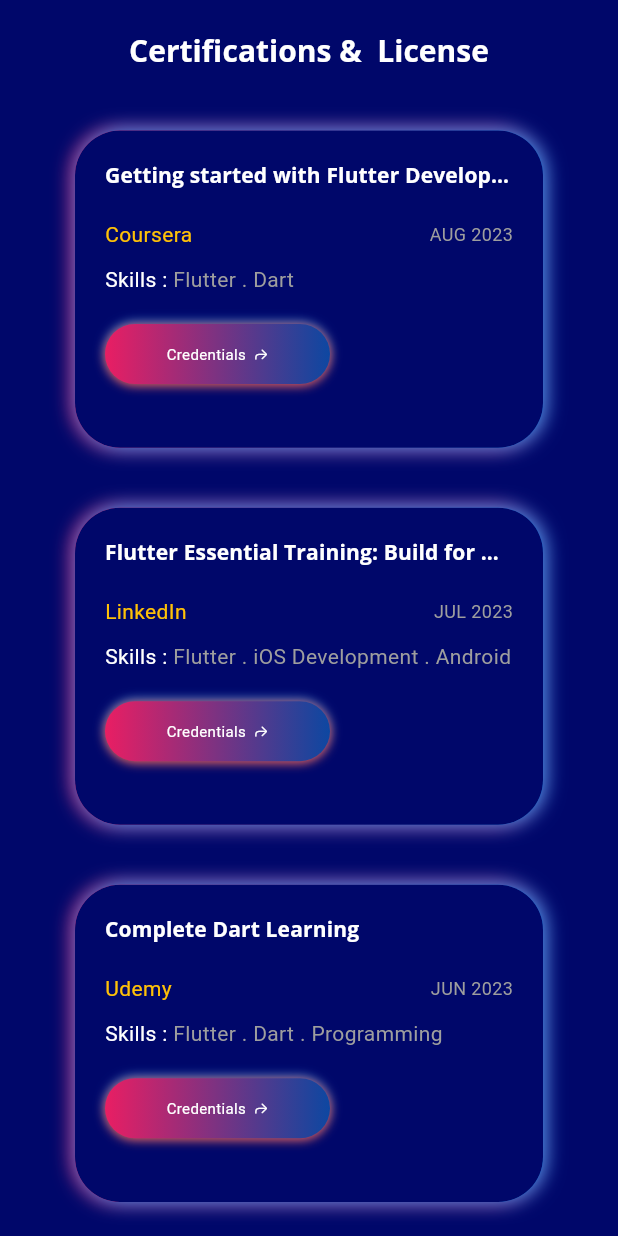
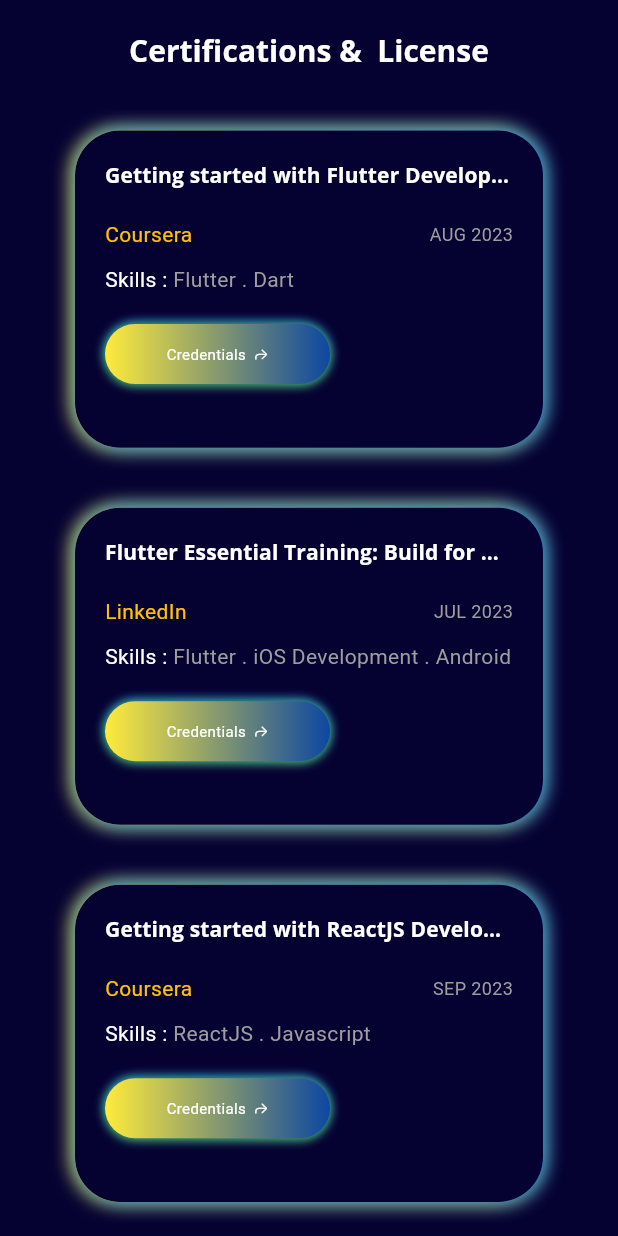
Before and after one commit to maagyei04/My_Portfolio, a Flutter app: the Certifications screen opened directly, on a phone screen of 412 x 824 dp. Run offline on Flutter 3.47's test engine with Material 2 defaults, Android fonts, the phone set to English and light mode, and no system bars; our stand-ins replace flutter_svg, font_awesome_flutter, get, google_fonts, photo_view.

Commit message:
made changes to the media queiries

```diff
--- a/lib/model/certificate_model.dart
+++ b/lib/model/certificate_model.dart
@@ -20,77 +20,77 @@
     organization: 'Coursera',
     date: 'AUG 2023',
     skills: 'Flutter . Dart',
-    credential:  'https://www.coursera.org/account/accomplishments/certificate/HQ4LFHSF4LKZ',
+    credential:  '',
   ),
   CertificateModel(
     name: 'Flutter Essential Training: Build for Multiple Platforms',
     organization: 'LinkedIn',
     date: 'JUL 2023',
     skills: 'Flutter . iOS Development . Android Development',
-    credential:  'https://www.linkedin.com/learning/certificates/450fc4e2f495726aea50a067caf586869ccf0cb92ebcc5a4c7b5648a95754a8f',
+    credential:  '',
+  ),
+  CertificateModel(
+    name: 'Getting started with ReactJS Development',
+    organization: 'Coursera',
+    date: 'SEP 2023',
+    skills: 'ReactJS . Javascript',
+    credential:  '',
   ),
   CertificateModel(
     name: 'Complete Dart Learning',
     organization: 'Udemy',
     date: 'JUN 2023',
     skills: 'Flutter . Dart . Programming',
-    credential:  'https://www.udemy.com/certificate/UC-5b01c756-0d20-4342-94e6-9d5860d1c95e/',
+    credential:  '',
   ),
   CertificateModel(
     name: 'Flutter REST Movie App',
     organization: 'Udemy',
     date: 'AUG 2023',
     skills: 'Flutter . Rest API\'s . Cloud',
-    credential:  'https://www.udemy.com/certificate/UC-22efc7ca-3df5-4f26-8025-4a1bd2672f19/',
+    credential:  '',
   ),
   CertificateModel(
     name: 'Modularizing and Organizing Flutter Code',
     organization: 'LinkedIn',
     date: 'JUL 2023',
     skills: 'Flutter . Clean Architecture',
-    credential:  'https://www.linkedin.com/learning/certificates/686276fa42629d4f1291da79ea46bfde0222954b60297a2e728c770768f23407',
+    credential:  '',
+  ),
+    CertificateModel(
+    name: 'Complete Laravel Basics',
+    organization: 'Coursera',
+    date: 'AUG 2023',
+    skills: 'Laravel . PHP',
+    credential:  '',
   ),
   CertificateModel(
     name: 'Powering Your App with Live Web Data',
     organization: 'LinkedIn',
     date: 'JUL 2023',
     skills: 'Flutter . Dart . Firebase . API\'s',
-    credential:  'https://www.linkedin.com/learning/certificates/643f05463ae529f24bd9ea66a6ead9a20469bdb875a9ddda048c698eda3ee7c1',
+    credential:  '',
   ),
   CertificateModel(
     name: 'Firebase Cloud Firestore',
     organization: 'LinkedIn',
     date: 'JUL 2023',
     skills: 'Flutter . Dart . Firebase . FireStore',
-    credential:  'https://www.linkedin.com/learning/certificates/8f8be25531d2bcdbab1972482150277f9a239a13ba4d314c0574638bf28d07d2',
+    credential:  '',
   ),
   CertificateModel(
     name: 'Android App Security',
     organization: 'LinkedIn',
     date: 'JUL 2023',
     skills: 'Pentesting . Android App',
-    credential:  'https://www.linkedin.com/learning/certificates/1c6581b35d06edfbd6275d09e84b068e813880bf7d217b703716962d7aca3518',
-  ),
-  CertificateModel(
-    name: 'Foundations of Cybersecurity',
-    organization: 'Grow with Google on Coursera',
-    date: 'JUL 2023',
-    skills: 'Ethical Hacking . Linux . Cyber Security ',
-    credential:  'https://coursera.org/share/67e5cb0dd7c478f1d7ec81079c3a40b8',
+    credential:  '',
   ),
   CertificateModel(
     name: 'HTML, CSS, and Javascript for Web Developers',
     organization: 'JUL Coursera',
     date: 'JUL 2023',
     skills: 'HTML . CSS . JS . Web Development',
-    credential:  'https://coursera.org/share/67e5cb0dd7c478f1d7ec81079c3a40b8',
-  ),
-  CertificateModel(
-    name: 'Network Defense Essentials (NDE)',
-    organization: 'EC-Council',
-    date: 'JUL 2023',
-    skills: 'Cyber Security . Networking ',
-    credential:  'https://codered.eccouncil.org/certificate/43a2d2a7-40ed-4230-9e65-a9aa0935e651?logged=false',
+    credential:  '',
   ),
 
 
--- a/lib/res/constants.dart
+++ b/lib/res/constants.dart
@@ -3,5 +3,5 @@
 const secondaryColor = Color.fromARGB(255, 250, 213, 0);
 const darkColor = Color.fromARGB(255, 148, 156, 0);
 const bodyTextColor = Color(0xFF8B8B8D);
-const bgColor = Color.fromARGB(255, 0, 7, 106);
+const bgColor = Color.fromARGB(255, 5, 1, 49);
 const defaultPadding = 20.0;
--- a/lib/view/certifications/components/certificates_details.dart
+++ b/lib/view/certifications/components/certificates_details.dart
@@ -72,13 +72,13 @@
                         borderRadius: BorderRadius.circular(30),
                         gradient: LinearGradient(
                             colors: [
-                              Colors.pink,
+                              Colors.yellow,
                               Colors.blue.shade900,
                             ]
                         ),
                         boxShadow:const [
                           BoxShadow(color: Colors.blue,offset: Offset(0, -1),blurRadius: 5),
-                          BoxShadow(color: Colors.red,offset: Offset(0, 1),blurRadius: 5),
+                          BoxShadow(color: Colors.green,offset: Offset(0, 1),blurRadius: 5),
                         ]
                     ),
                     child: const Row(
--- a/lib/view/certifications/components/certification_grid.dart
+++ b/lib/view/certifications/components/certification_grid.dart
@@ -24,12 +24,12 @@
             decoration: BoxDecoration(
                 borderRadius: BorderRadius.circular(30),
                 gradient: const LinearGradient(colors: [
-                  Colors.pinkAccent,
+                  Colors.yellow,
                   Colors.blue,
                 ]),
                 boxShadow:  [
                   BoxShadow(
-                    color: Colors.pink,
+                    color: Colors.yellow,
                     offset: const Offset(-2, 0),
                     blurRadius: controller.hovers[index] ? 20 : 10,
                   ),
--- a/lib/view/home/home.dart
+++ b/lib/view/home/home.dart
@@ -3,6 +3,7 @@
 import 'package:flutter_portfolio/view/intro/introduction.dart';
 import 'package:flutter_portfolio/view/main/main_view.dart';
 import 'package:flutter_portfolio/view/projects/project_view.dart';
+
 
 class HomePage extends StatelessWidget {
   const HomePage({super.key});
--- a/lib/view/intro/components/description_text.dart
+++ b/lib/view/intro/components/description_text.dart
@@ -14,7 +14,7 @@
       duration: const Duration(milliseconds: 500),
       builder: (context, value, child) {
         return Text(
-          'I\'m capable of creating excellent websites, web apps and ${Responsive.isLargeMobile(context) ? '\n' : ''}mobile apps, handling every step from ${!Responsive.isLargeMobile(context) ? '\n' : ''}concept to  ${!Responsive.isLargeMobile(context) ? '\n' : ''} ${Responsive.isLargeMobile(context) ? '\n' : ''}deployment. Feel free to go through the websites using ${Responsive.isLargeMobile(context) ? '\n' : ''}the above Navbar. NB: Built this website using Flutter.',
+          'I\'m capable of creating excellent websites, ${Responsive.isMobile(context) ? '\n' : ''}web apps and ${Responsive.isLargeMobile(context) ? '\n' : ''}mobile apps, ${!Responsive.isLargeMobile(context) ? '\n' : ''}handling every step from concept${Responsive.isMobile(context) ? '\n' : ''} to deployment.${!Responsive.isLargeMobile(context) ? '\n' : ''}${Responsive.isLargeMobile(context) ? '\n' : ''}Feel free to go through the websites using ${Responsive.isLargeMobile(context) ? '\n' : ''}the above Navbar. ${!Responsive.isLargeMobile(context) ? '\n' : ''}NB: Built this website using Flutter.',
           maxLines: 4,
           overflow: TextOverflow.ellipsis,
           style: TextStyle(color: Colors.grey, wordSpacing: 2, fontSize: value),
--- a/lib/view/intro/components/download_button.dart
+++ b/lib/view/intro/components/download_button.dart
@@ -10,7 +10,7 @@
   Widget build(BuildContext context) {
     return InkWell(
       onTap: () {
-        launchUrl(Uri.parse('https://drive.google.com/file/d/1HSIe7rdk8VtrAL4DQuybfMHQgDrQ6xNs/view?usp=sharing'));
+        launchUrl(Uri.parse(''));
       },
       child: Container(
         alignment: Alignment.center,
--- a/lib/view/intro/components/social_media_coloumn.dart
+++ b/lib/view/intro/components/social_media_coloumn.dart
@@ -9,11 +9,9 @@
   Widget build(BuildContext context) {
     return Column(
       children: [
-        SocialMediaIcon(icon: 'assets/icons/linkedin.svg',onTap: ()=>launchUrl(Uri.parse('https://www.linkedin.com/in/michael-agyei-web/'))),
+        SocialMediaIcon(icon: 'assets/icons/linkedin.svg',onTap: ()=>launchUrl(Uri.parse('https://www.linkedin.com/in/michael-agyei-development/'))),
         SocialMediaIcon(icon: 'assets/icons/github.svg',onTap: () => launchUrl(Uri.parse('https://github.com/maagyei04')),),
-        const SocialMediaIcon(icon: 'assets/icons/dribble.svg',),
-        const SocialMediaIcon(icon: 'assets/icons/twitter.svg'),
-        const SocialMediaIcon(icon: 'assets/icons/linkedin.svg'),
+        SocialMediaIcon(icon: 'assets/icons/twitter.svg',onTap: () => launchUrl(Uri.parse('')),),
       ],
     );
   }
--- a/lib/view/main/components/drawer/contact_icons.dart
+++ b/lib/view/main/components/drawer/contact_icons.dart
@@ -14,7 +14,7 @@
       child: Row(
         children: [
           const Spacer(),
-          IconButton(onPressed: () {launchUrl(Uri.parse('https://linkedin.com/in/agyei-michael-web'));}, icon: SvgPicture.asset('assets/icons/linkedin.svg')),
+          IconButton(onPressed: () {launchUrl(Uri.parse('https://linkedin.com/in/agyei-michael-development'));}, icon: SvgPicture.asset('assets/icons/linkedin.svg')),
           IconButton(onPressed: () {launchUrl(Uri.parse('https://github.com/maagyei04'));}, icon: SvgPicture.asset('assets/icons/github.svg')),
           const Spacer(),
         ],
--- a/lib/view/main/components/drawer/personal_info.dart
+++ b/lib/view/main/components/drawer/personal_info.dart
@@ -14,7 +14,7 @@
         SizedBox(height: defaultPadding/2,),
         AreaInfoText(title: 'Contact', text: '0541190955'),
         AreaInfoText(title: 'Email', text: 'maagyei04@gmail.com'),
-        AreaInfoText(title: 'LinkedIn', text: '@michael-agyei-web'),
+        AreaInfoText(title: 'LinkedIn', text: '@michael-agyei-development'),
         AreaInfoText(title: 'Github', text: '@maagyei04'),
         SizedBox(
           height: defaultPadding,
--- a/lib/view/main/components/navigation_button_list.dart
+++ b/lib/view/main/components/navigation_button_list.dart
@@ -1,6 +1,5 @@
 import 'package:flutter/material.dart';
 import 'package:flutter_portfolio/view%20model/controller.dart';
-import 'package:flutter_portfolio/view%20model/responsive.dart';
 
 import 'navigation_button.dart';
 
@@ -14,10 +13,8 @@
         child: Row(
           children: [
             NavigationTextButton(onTap: () {controller.animateToPage(0, duration: const Duration(milliseconds: 500), curve: Curves.easeIn);}, text: 'Home'),
-           if(!Responsive.isLargeMobile(context)) NavigationTextButton(onTap: () {}, text: 'About me'),
             NavigationTextButton(onTap: () {controller.animateToPage(1, duration: const Duration(milliseconds: 500), curve: Curves.easeIn);}, text: 'Projects'),
             NavigationTextButton(onTap: () {controller.animateToPage(2, duration: const Duration(milliseconds: 500), curve: Curves.easeIn);}, text: 'Certifications'),
-            NavigationTextButton(onTap: () {}, text: 'Achievements'),
           ],
         ),
       );
--- a/lib/view/projects/components/title_text.dart
+++ b/lib/view/projects/components/title_text.dart
@@ -32,7 +32,7 @@
                       end: Alignment.centerRight,
                       begin: Alignment.centerLeft,
                       colors: [
-                        Colors.pink,
+                        Colors.yellow,
                         Colors.cyanAccent,
                       ]).createShader(bounds);
                 },
```
